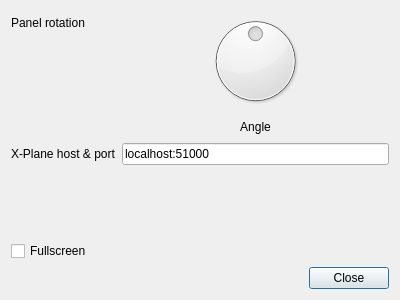
This is settingsdialog.ui in vranki/ExtPlane-Panel as Qt 5 draws it before an edit. The edited form follows.
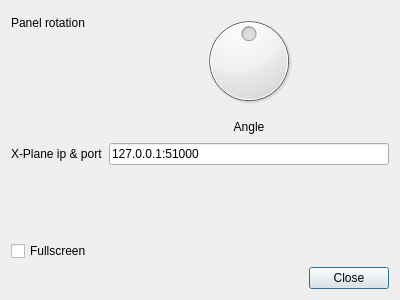
This is the edited form.

Commit message: Fullscreen mode, setting of server host, etc

Diff of the .ui file:
```diff
--- a/settingsdialog.ui
+++ b/settingsdialog.ui
@@ -62,14 +62,14 @@
      <item row="3" column="0">
       <widget class="QLabel" name="label_3">
        <property name="text">
-        <string>X-Plane host &amp; port</string>
+        <string>X-Plane ip &amp; port</string>
        </property>
       </widget>
      </item>
      <item row="3" column="1">
       <widget class="QLineEdit" name="serverAddressEdit">
        <property name="text">
-        <string>localhost:51000</string>
+        <string>127.0.0.1:51000</string>
        </property>
       </widget>
      </item>
```
The commit also changes 12 other files.
